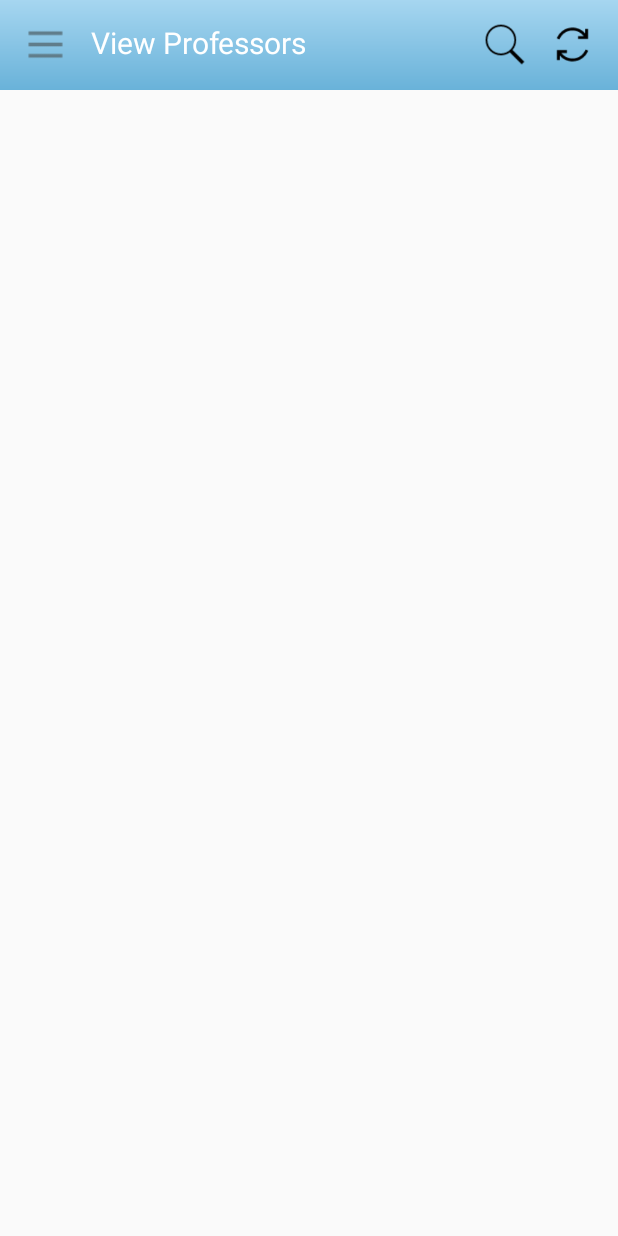
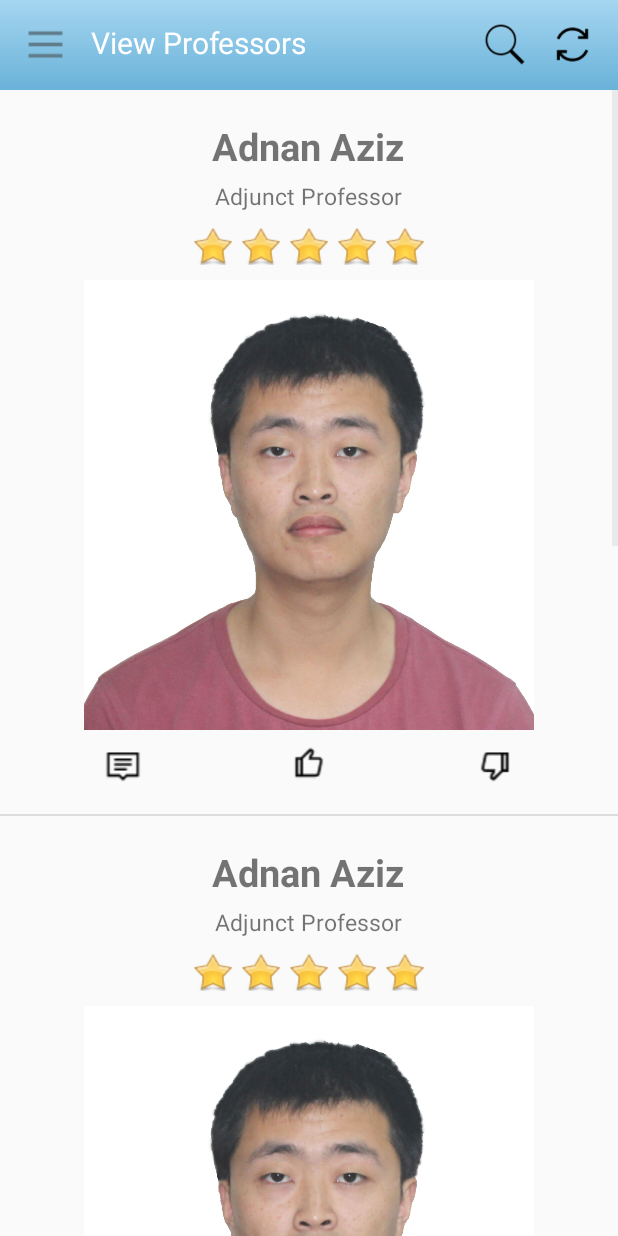
Before and after one commit to yzjJosh/Profrate, an Android app: the MainActivity screen opened directly, with no data from a screen before it, on a phone screen of 412 x 824 dp. Run offline under Robolectric (Android 15) with nearby library versions, the phone set to English and light mode, and no system bars.

Commit message:
Improve UI

```diff
--- a/Profrate_Android/app/src/main/java/com/josh/profrate/MainActivity.java
+++ b/Profrate_Android/app/src/main/java/com/josh/profrate/MainActivity.java
@@ -19,6 +19,7 @@ import android.widget.RelativeLayout;
 import android.widget.TextView;
 
 import com.josh.profrate.elements.Credential;
+import com.josh.profrate.elements.Professor;
 import com.josh.profrate.viewContents.ViewContent;
 import com.josh.profrate.viewContents.ViewProfessors;
 
@@ -225,7 +226,7 @@ public class MainActivity extends Activity {
             if((Boolean) data.get("success")) {
                 switch((Integer)data.get("type")) {
                     case VIEW_PROFESSORS:
-                        activity.content = new ViewProfessors(activity, activity.content_layout);
+                        activity.content = new ViewProfessors(activity, activity.content_layout, new ArrayList<Professor>());
                         break;
                     default:
                         break;
--- a/Profrate_Android/app/src/main/java/com/josh/profrate/SearchResult.java
+++ b/Profrate_Android/app/src/main/java/com/josh/profrate/SearchResult.java
@@ -10,9 +10,11 @@ import android.widget.ProgressBar;
 import android.widget.RelativeLayout;
 import android.widget.TextView;
 
+import com.josh.profrate.elements.Professor;
 import com.josh.profrate.viewContents.ViewContent;
 import com.josh.profrate.viewContents.ViewProfessors;
 
+import java.util.ArrayList;
 import java.util.HashMap;
 
 public class SearchResult extends Activity {
@@ -108,7 +110,7 @@ public class SearchResult extends Activity {
             activity.progressBar.setVisibility(View.GONE);
             activity.isLoading = false;
             if((Boolean) data.get("success")) {
-                activity.content = new ViewProfessors(activity, activity.content_layout);
+                activity.content = new ViewProfessors(activity, activity.content_layout, new ArrayList<Professor>());
                 if(activity.isActive)
                     activity.content.show();
             }else
--- /dev/null
+++ b/Profrate_Android/app/src/main/java/com/josh/profrate/elements/Professor.java
@@ -0,0 +1,4 @@
+package com.josh.profrate.elements;
+
+public class Professor {
+}
--- a/Profrate_Android/app/src/main/java/com/josh/profrate/viewContents/ViewProfessors.java
+++ b/Profrate_Android/app/src/main/java/com/josh/profrate/viewContents/ViewProfessors.java
@@ -1,26 +1,90 @@
 package com.josh.profrate.viewContents;
 
+import android.app.ActionBar;
 import android.content.Context;
+import android.content.Intent;
+import android.support.v4.view.GravityCompat;
+import android.view.LayoutInflater;
+import android.view.View;
 import android.view.ViewGroup;
+import android.widget.AdapterView;
+import android.widget.BaseAdapter;
+import android.widget.ImageView;
+import android.widget.ListView;
+import android.widget.RelativeLayout.LayoutParams;
+import android.widget.TextView;
+
+import com.josh.profrate.LogIn;
+import com.josh.profrate.R;
+import com.josh.profrate.elements.Credential;
+import com.josh.profrate.elements.Professor;
+
+import java.util.List;
 
 public class ViewProfessors extends ViewContent {
 
-    public ViewProfessors(Context context, ViewGroup parentLayout) {
+    private final List<Professor> professors;
+
+    public ViewProfessors(Context context, ViewGroup parentLayout, List<Professor> professors) {
         super(context, parentLayout);
+        this.professors = professors;
+        professors.add(null);
+        professors.add(null);
+        professors.add(null);
+        professors.add(null);
     }
 
     @Override
     public void show() {
-
+        ListView listView = new ListView(context);
+        LayoutParams params = new LayoutParams(LayoutParams.MATCH_PARENT, LayoutParams.WRAP_CONTENT);
+        listView.setLayoutParams(params);
+        listView.setAdapter(new ProfListAdapter());
+        listView.setOnItemClickListener(professorClickListener);
+        parentLayout.addView(listView);
     }
 
     @Override
     public void clear() {
-
+        parentLayout.removeAllViews();
     }
 
     @Override
     public boolean isActive() {
         return false;
     }
+
+    private AdapterView.OnItemClickListener professorClickListener = new AdapterView.OnItemClickListener(){
+        @Override
+        public void onItemClick(AdapterView parent, View view, int position, long id) {
+
+        }
+    };
+
+    private class ProfListAdapter extends BaseAdapter{
+
+        @Override
+        public int getCount() {
+            return professors.size();
+        }
+
+        @Override
+        public Object getItem(int position) {
+            return professors.get(position);
+        }
+
+        @Override
+        public long getItemId(int position) {
+            return position;
+        }
+
+        @Override
+        public View getView(int position, View convertView, ViewGroup parent) {
+            if (convertView == null) {
+                final LayoutInflater inflater = (LayoutInflater) context.getSystemService(Context.LAYOUT_INFLATER_SERVICE);
+                convertView = inflater.inflate(R.layout.professor_list_item, parent, false);
+            }
+            return convertView;
+        }
+    }
 }
--- /dev/null
+++ b/Profrate_Android/app/src/main/res/layout/prof_rating.xml
@@ -0,0 +1,42 @@
+<?xml version="1.0" encoding="utf-8"?>
+<LinearLayout xmlns:android="http://schemas.android.com/apk/res/android"
+    android:orientation="horizontal"
+    android:layout_width="wrap_content"
+    android:layout_height="wrap_content">
+
+    <ImageView
+        android:layout_width="25dp"
+        android:layout_height="25dp"
+        android:layout_marginStart="3dp"
+        android:layout_marginEnd="3dp"
+        android:src="@drawable/star_full" />
+
+    <ImageView
+        android:layout_width="25dp"
+        android:layout_height="25dp"
+        android:layout_marginStart="3dp"
+        android:layout_marginEnd="3dp"
+        android:src="@drawable/star_full" />
+
+    <ImageView
+        android:layout_width="25dp"
+        android:layout_height="25dp"
+        android:layout_marginStart="3dp"
+        android:layout_marginEnd="3dp"
+        android:src="@drawable/star_full" />
+
+    <ImageView
+        android:layout_width="25dp"
+        android:layout_height="25dp"
+        android:layout_marginStart="3dp"
+        android:layout_marginEnd="3dp"
+        android:src="@drawable/star_full" />
+
+    <ImageView
+        android:layout_width="25dp"
+        android:layout_height="25dp"
+        android:layout_marginStart="3dp"
+        android:layout_marginEnd="3dp"
+        android:src="@drawable/star_full" />
+
+</LinearLayout>
--- /dev/null
+++ b/Profrate_Android/app/src/main/res/layout/professor_list_item.xml
@@ -0,0 +1,65 @@
+<?xml version="1.0" encoding="utf-8"?>
+<LinearLayout xmlns:android="http://schemas.android.com/apk/res/android"
+    android:orientation="vertical"
+    android:layout_width="match_parent"
+    android:layout_height="wrap_content"
+    android:gravity="center"
+    android:padding="20dp">
+
+    <TextView
+        android:id="@+id/name"
+        android:layout_width="wrap_content"
+        android:layout_height="wrap_content"
+        android:textSize="25sp"
+        android:textStyle="bold"
+        android:text="Adnan Aziz"/>
+
+    <TextView
+        android:id="@+id/title"
+        android:layout_marginTop="5dp"
+        android:layout_width="wrap_content"
+        android:layout_height="wrap_content"
+        android:textSize="15sp"
+        android:text="Adjunct Professor"/>
+
+    <include layout="@layout/prof_rating"
+        android:layout_marginTop="10dp"
+        android:layout_width="wrap_content"
+        android:layout_height="wrap_content"/>
+
+    <ImageView
+        android:id="@+id/photo"
+        android:layout_marginTop="10dp"
+        android:layout_width="300dp"
+        android:layout_height="300dp"
+        android:src="@drawable/samplephoto"/>
+
+    <LinearLayout
+        android:layout_width="match_parent"
+        android:layout_height="wrap_content"
+        android:orientation="horizontal"
+        android:layout_marginTop="10dp"
+        android:gravity="center">
+
+        <ImageView
+            android:layout_width="0dp"
+            android:layout_height="wrap_content"
+            android:layout_weight="0.33"
+            android:src="@drawable/comments"/>
+
+        <ImageView
+            android:layout_width="0dp"
+            android:layout_height="wrap_content"
+            android:layout_weight="0.33"
+            android:src="@drawable/like"/>
+
+        <ImageView
+            android:layout_width="0dp"
+            android:layout_height="wrap_content"
+            android:layout_weight="0.33"
+            android:src="@drawable/dislike"/>
+
+    </LinearLayout>
+
+
+</LinearLayout>
```
Also changed, not shown: Profrate_Android/app/src/main/res/drawable/comments.png (added), Profrate_Android/app/src/main/res/drawable/dislike.png (added), Profrate_Android/app/src/main/res/drawable/like.png (added), Profrate_Android/app/src/main/res/drawable/samplephoto.jpg (added), Profrate_Android/app/src/main/res/drawable/star_empty.png (added), Profrate_Android/app/src/main/res/drawable/star_full.png (added), Profrate_Android/app/src/main/res/drawable/star_half.png (added).
